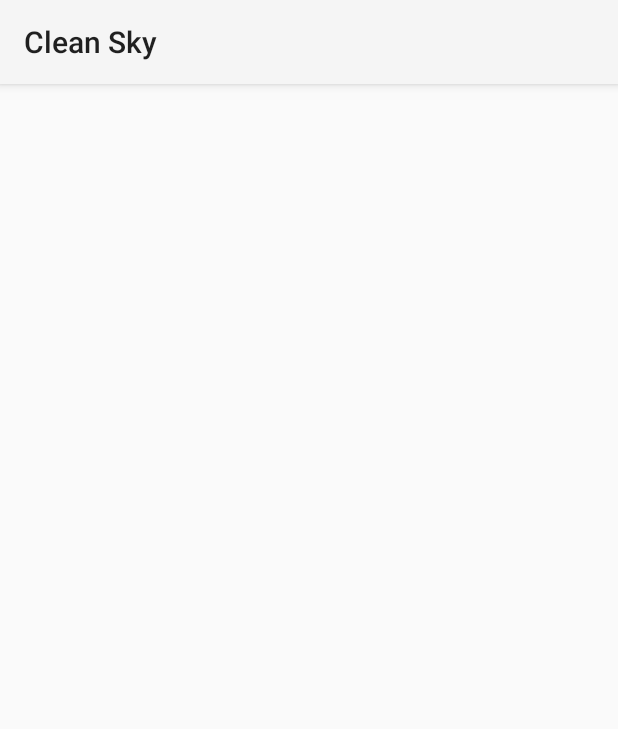
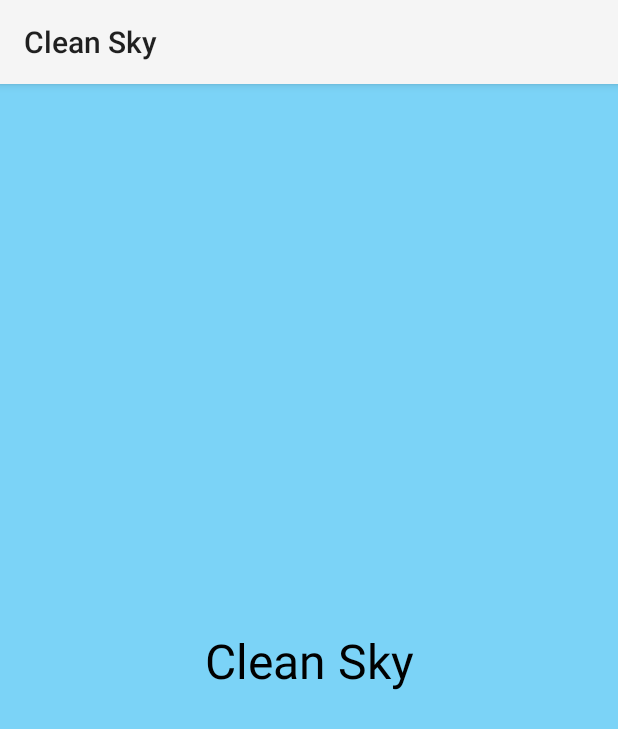
Before and after one commit to scotzark/cleansky, an Android app: the SplashActivity screen opened directly, with no data from a screen before it, on a phone screen of 412 x 824 dp. Shown: the top 729 px of the screen. Run offline under Robolectric (Android 15) with nearby library versions, the phone set to English and light mode, and no system bars.

Commit message:
* Cleanup * Add splash screen (wip)

```diff
--- a/app/src/main/java/com/kahana/cleansky/SplashActivity.kt
+++ b/app/src/main/java/com/kahana/cleansky/SplashActivity.kt
@@ -1,14 +1,25 @@
 package com.kahana.cleansky
 
+import android.app.Activity
+import android.content.Intent
 import android.os.Bundle
+import android.os.Handler
+import android.os.Looper
 import androidx.activity.enableEdgeToEdge
 import androidx.appcompat.app.AppCompatActivity
 import androidx.core.view.ViewCompat
 import androidx.core.view.WindowInsetsCompat
 
 class SplashActivity : AppCompatActivity() {
+
+    companion object {
+        const val SPLASH_TIMEOUT = 2000L
+    }
+
     override fun onCreate(savedInstanceState: Bundle?) {
         super.onCreate(savedInstanceState)
+        val handler = Handler(Looper.getMainLooper())
+
         enableEdgeToEdge()
         setContentView(R.layout.activity_splash)
         ViewCompat.setOnApplyWindowInsetsListener(findViewById(R.id.main)) { v, insets ->
@@ -16,5 +27,11 @@ class SplashActivity : AppCompatActivity() {
             v.setPadding(systemBars.left, systemBars.top, systemBars.right, systemBars.bottom)
             insets
         }
+
+        handler.postDelayed({
+            val intent = Intent(this, MainActivity::class.java)
+            startActivity(intent)
+        }, SPLASH_TIMEOUT)
+
     }
 }
--- a/app/src/main/res/layout/activity_splash.xml
+++ b/app/src/main/res/layout/activity_splash.xml
@@ -1,10 +1,22 @@
 <?xml version="1.0" encoding="utf-8"?>
 <androidx.constraintlayout.widget.ConstraintLayout xmlns:android="http://schemas.android.com/apk/res/android"
+    xmlns:tools="http://schemas.android.com/tools"
     xmlns:app="http://schemas.android.com/apk/res-auto"
-    xmlns:tools="http://schemas.android.com/tools"
     android:id="@+id/main"
     android:layout_width="match_parent"
     android:layout_height="match_parent"
+    android:background="@color/sky_blue"
     tools:context=".SplashActivity">
 
+    <TextView
+        android:layout_width="wrap_content"
+        android:layout_height="wrap_content"
+        android:text="@string/app_name"
+        android:textColor="@color/black"
+        android:textSize="32dp"
+        app:layout_constraintTop_toTopOf="parent"
+        app:layout_constraintBottom_toBottomOf="parent"
+        app:layout_constraintStart_toStartOf="parent"
+        app:layout_constraintEnd_toEndOf="parent"/>
+
 </androidx.constraintlayout.widget.ConstraintLayout>
--- a/app/src/main/res/values/strings.xml
+++ b/app/src/main/res/values/strings.xml
@@ -4,4 +4,8 @@
     <string name="air_quality_reporting_stations">Air Quality Reporting Stations:\n %s</string>
     <string name="air_quality_for_date">Air Quality for %s</string>
     <string name="ozone_level">Ozone Level: %d</string>
+    <string name="error_no_location_permission">You have to grant location permissions to use this app</string>
+    <string name="error_cannot_determine_location">Cannot Determine your location</string>
+    <string name="error_no_data_for_todays_date">No Air Quality For Today</string>
+    <string name="error_api_error">There was an error communicating with the Air Quality server</string>
 </resources>
```
Also changed, not shown: app/src/main/AndroidManifest.xml (+4 -5 lines), app/src/main/java/com/kahana/cleansky/MainActivity.kt (+55 -22 lines), app/src/main/res/layout/activity_main.xml (+44 -4 lines).
